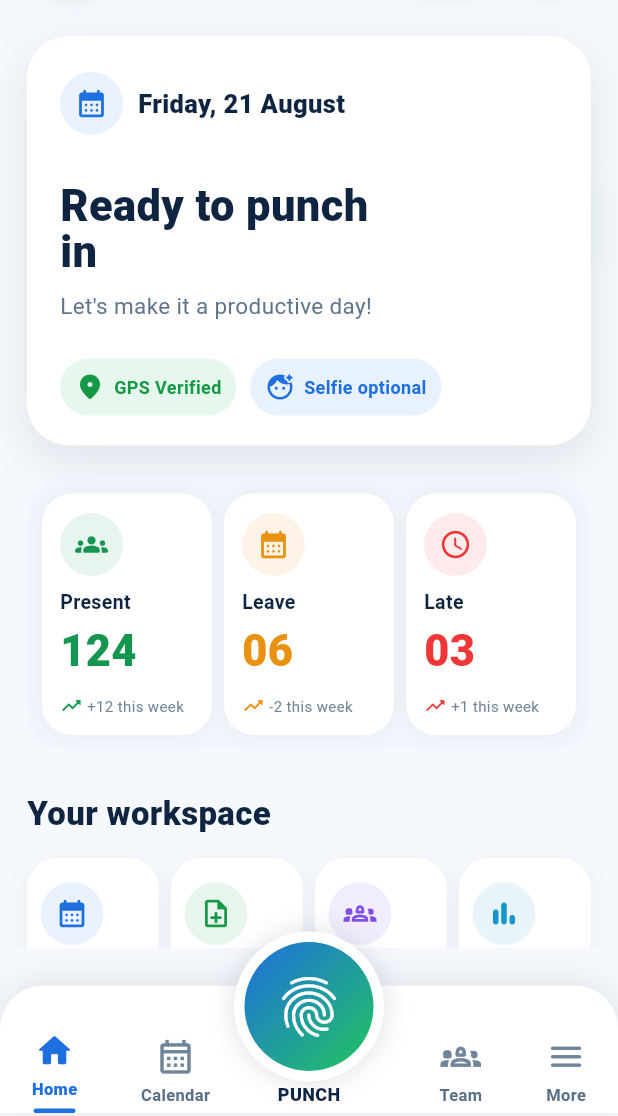
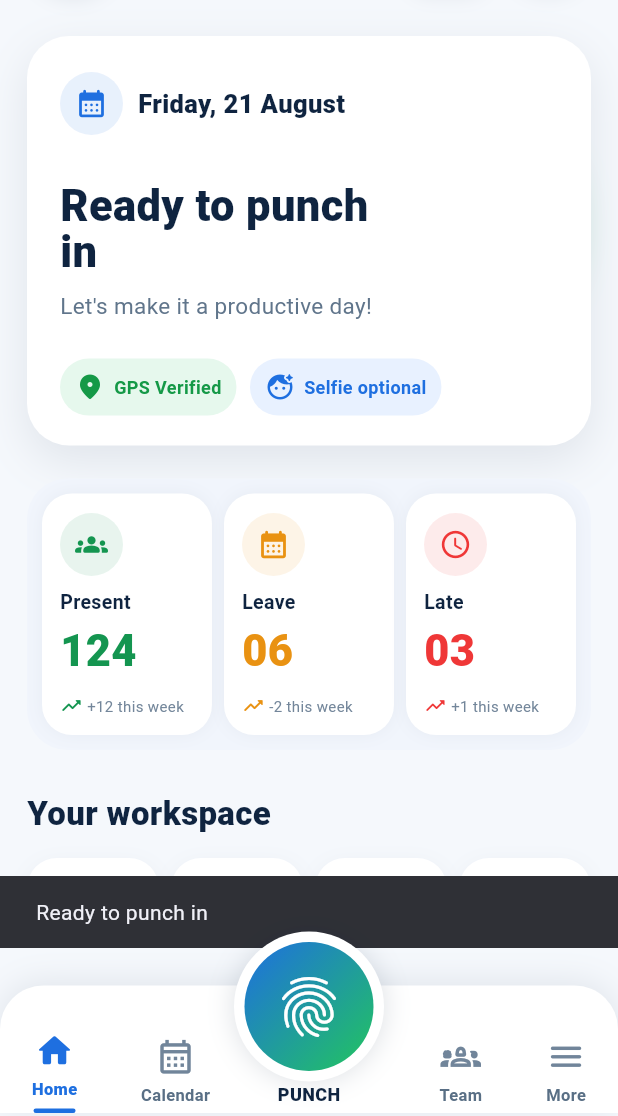
Before and after one commit to manjotkhehra74-cloud/FlavourFlow-1.2, a Flutter app: the screen it shows after launch, after a tap on the "fingerprint" icon, on a phone screen of 412 x 824 dp, the part 120-1236 px from its top. Run offline on Flutter 3.47's test engine with Material 3 defaults, Android fonts, the phone set to English and light mode, and no system bars; our stand-ins replace shared_preferences; statements that could not run were skipped.

Commit message:
feat: wire attendance navigation and punch actions
Co-authored-by: arena-agent <297053741+arena-agent@users.noreply.github.com>

```diff
--- a/mobile/lib/features/dashboard/dashboard_screen.dart
+++ b/mobile/lib/features/dashboard/dashboard_screen.dart
@@ -3,6 +3,7 @@ import 'package:flutter/material.dart';
 import '../../core/app_settings_controller.dart';
 import '../../core/i18n.dart';
 import '../../core/theme.dart';
+import '../attendance/attendance_screen.dart';
 
 class DashboardScreen extends StatelessWidget {
   const DashboardScreen({super.key, required this.settings});
@@ -20,9 +21,9 @@ class DashboardScreen extends StatelessWidget {
       SizedBox(height: 27),
       _WorkspaceTitle(),
       SizedBox(height: 14),
-      _ReferenceWorkspace(),
+      _ReferenceWorkspace(onAttendance: () => Navigator.of(context).push(MaterialPageRoute(builder: (_) => const AttendanceScreen()))),
     ])),
-    bottomNavigationBar: const _ReferenceBottomNav(),
+    bottomNavigationBar: _ReferenceBottomNav(onCalendar: () => Navigator.of(context).push(MaterialPageRoute(builder: (_) => const AttendanceScreen()))),
   );
 }
 
@@ -72,7 +73,7 @@ class _ReferencePunchCard extends StatelessWidget {
         ]),
       ]),
       Positioned(right: 0, top: 31, child: InkWell(
-        onTap: () {},
+        onTap: () => ScaffoldMessenger.of(context).showSnackBar(SnackBar(content: Text(tr('ready_to_punch')))),
         borderRadius: BorderRadius.circular(76),
         child: Ink(width: 143, height: 143, decoration: BoxDecoration(shape: BoxShape.circle, gradient: const LinearGradient(colors: [HRMateTheme.blue, HRMateTheme.green], begin: Alignment.topLeft, end: Alignment.bottomRight), border: Border.all(color: Colors.white, width: 6), boxShadow: const [BoxShadow(color: Color(0x4422C55E), blurRadius: 24, spreadRadius: 5)]), child: const Icon(Icons.fingerprint_rounded, color: Colors.white, size: 72)),
       )),
@@ -136,45 +137,49 @@ class _WorkspaceTitle extends StatelessWidget {
 }
 
 class _ReferenceWorkspace extends StatelessWidget {
-  const _ReferenceWorkspace();
+  const _ReferenceWorkspace({required this.onAttendance});
+  final VoidCallback onAttendance;
   @override
-  Widget build(BuildContext context) => Row(children: const [
-    Expanded(child: _WorkspaceItem(icon: Icons.calendar_month_rounded, labelKey: 'attendance', subKey: 'view_history', color: HRMateTheme.blue)),
-    SizedBox(width: 8),
-    Expanded(child: _WorkspaceItem(icon: Icons.note_add_outlined, labelKey: 'apply_leave', subKey: 'request_time_off', color: Color(0xFF159947))),
-    SizedBox(width: 8),
-    Expanded(child: _WorkspaceItem(icon: Icons.groups_2_outlined, labelKey: 'my_team', subKey: 'team_overview', color: Color(0xFF814FE8))),
-    SizedBox(width: 8),
-    Expanded(child: _WorkspaceItem(icon: Icons.bar_chart_rounded, labelKey: 'reports', subKey: 'insights_stats', color: Color(0xFF1596CA))),
+  Widget build(BuildContext context) => Row(children: [
+    Expanded(child: _WorkspaceItem(icon: Icons.calendar_month_rounded, labelKey: 'attendance', subKey: 'view_history', color: HRMateTheme.blue, onTap: onAttendance)),
+    const SizedBox(width: 8),
+    const Expanded(child: _WorkspaceItem(icon: Icons.note_add_outlined, labelKey: 'apply_leave', subKey: 'request_time_off', color: Color(0xFF159947))),
+    const SizedBox(width: 8),
+    const Expanded(child: _WorkspaceItem(icon: Icons.groups_2_outlined, labelKey: 'my_team', subKey: 'team_overview', color: Color(0xFF814FE8))),
+    const SizedBox(width: 8),
+    const Expanded(child: _WorkspaceItem(icon: Icons.bar_chart_rounded, labelKey: 'reports', subKey: 'insights_stats', color: Color(0xFF1596CA))),
   ]);
 }
 
 class _WorkspaceItem extends StatelessWidget {
-  const _WorkspaceItem({required this.icon, required this.labelKey, required this.subKey, required this.color});
+  const _WorkspaceItem({required this.icon, required this.labelKey, required this.subKey, required this.color, this.onTap});
   final IconData icon;
   final String labelKey;
   final String subKey;
   final Color color;
+  final VoidCallback? onTap;
   @override
-  Widget build(BuildContext context) => Container(height: 174, padding: const EdgeInsets.fromLTRB(9, 16, 6, 11), decoration: BoxDecoration(color: Colors.white, borderRadius: BorderRadius.circular(20), boxShadow: const [BoxShadow(color: Color(0x0D0F2440), blurRadius: 12, offset: Offset(0, 4))]), child: Column(crossAxisAlignment: CrossAxisAlignment.start, children: [_SoftIcon(icon: icon, color: color), const Spacer(), Text(tr(labelKey), maxLines: 2, style: const TextStyle(color: Color(0xFF0F2440), fontWeight: FontWeight.w800, fontSize: 11)), const SizedBox(height: 4), Text(tr(subKey), maxLines: 2, style: const TextStyle(color: Color(0xFF7B8DA1), fontSize: 9))]));
+  Widget build(BuildContext context) => InkWell(onTap: onTap, borderRadius: BorderRadius.circular(20), child: Container(height: 174, padding: const EdgeInsets.fromLTRB(9, 16, 6, 11), decoration: BoxDecoration(color: Colors.white, borderRadius: BorderRadius.circular(20), boxShadow: const [BoxShadow(color: Color(0x0D0F2440), blurRadius: 12, offset: Offset(0, 4))]), child: Column(crossAxisAlignment: CrossAxisAlignment.start, children: [_SoftIcon(icon: icon, color: color), const Spacer(), Text(tr(labelKey), maxLines: 2, style: const TextStyle(color: Color(0xFF0F2440), fontWeight: FontWeight.w800, fontSize: 11)), const SizedBox(height: 4), Text(tr(subKey), maxLines: 2, style: const TextStyle(color: Color(0xFF7B8DA1), fontSize: 9))])));
 }
 
 class _ReferenceBottomNav extends StatelessWidget {
-  const _ReferenceBottomNav();
+  const _ReferenceBottomNav({required this.onCalendar});
+  final VoidCallback onCalendar;
   @override
   Widget build(BuildContext context) => SizedBox(height: 112, child: Stack(clipBehavior: Clip.none, alignment: Alignment.topCenter, children: [
-    Container(margin: const EdgeInsets.only(top: 25), decoration: const BoxDecoration(color: Colors.white, borderRadius: BorderRadius.vertical(top: Radius.circular(29)), boxShadow: [BoxShadow(color: Color(0x180F2440), blurRadius: 18, offset: Offset(0, -2))]), child: const Row(mainAxisAlignment: MainAxisAlignment.spaceAround, children: [
-      _NavEntry(icon: Icons.home_rounded, labelKey: 'home', active: true), _NavEntry(icon: Icons.calendar_month_outlined, labelKey: 'calendar', active: false), SizedBox(width: 68), _NavEntry(icon: Icons.groups_2_outlined, labelKey: 'team', active: false), _NavEntry(icon: Icons.menu_rounded, labelKey: 'more', active: false),
+    Container(margin: const EdgeInsets.only(top: 25), decoration: const BoxDecoration(color: Colors.white, borderRadius: BorderRadius.vertical(top: Radius.circular(29)), boxShadow: [BoxShadow(color: Color(0x180F2440), blurRadius: 18, offset: Offset(0, -2))]), child: Row(mainAxisAlignment: MainAxisAlignment.spaceAround, children: [
+      const _NavEntry(icon: Icons.home_rounded, labelKey: 'home', active: true), _NavEntry(icon: Icons.calendar_month_outlined, labelKey: 'calendar', active: false, onTap: onCalendar), const SizedBox(width: 68), const _NavEntry(icon: Icons.groups_2_outlined, labelKey: 'team', active: false), const _NavEntry(icon: Icons.menu_rounded, labelKey: 'more', active: false),
     ])),
     Positioned(top: -11, child: Column(children: [Container(width: 100, height: 100, padding: const EdgeInsets.all(7), decoration: const BoxDecoration(shape: BoxShape.circle, color: Colors.white, boxShadow: [BoxShadow(color: Color(0x250F2440), blurRadius: 15)]), child: Container(decoration: const BoxDecoration(shape: BoxShape.circle, gradient: LinearGradient(colors: [HRMateTheme.blue, HRMateTheme.green], begin: Alignment.topLeft, end: Alignment.bottomRight)), child: const Icon(Icons.fingerprint_rounded, color: Colors.white, size: 48))), Text(tr('punch'), style: const TextStyle(color: Color(0xFF0F2440), fontWeight: FontWeight.w800, fontSize: 12))])),
   ]));
 }
 
 class _NavEntry extends StatelessWidget {
-  const _NavEntry({required this.icon, required this.labelKey, required this.active});
+  const _NavEntry({required this.icon, required this.labelKey, required this.active, this.onTap});
   final IconData icon;
   final String labelKey;
   final bool active;
+  final VoidCallback? onTap;
   @override
-  Widget build(BuildContext context) => Padding(padding: const EdgeInsets.only(top: 30), child: Column(mainAxisSize: MainAxisSize.min, children: [Icon(icon, color: active ? HRMateTheme.blue : const Color(0xFF71859A), size: 27), const SizedBox(height: 4), Text(tr(labelKey), style: TextStyle(color: active ? HRMateTheme.blue : const Color(0xFF596F85), fontWeight: active ? FontWeight.w800 : FontWeight.w600, fontSize: 11)), if (active) Container(margin: const EdgeInsets.only(top: 5), height: 3, width: 28, decoration: BoxDecoration(color: HRMateTheme.blue, borderRadius: BorderRadius.circular(4)))]));
+  Widget build(BuildContext context) => InkWell(onTap: onTap, child: Padding(padding: const EdgeInsets.only(top: 30), child: Column(mainAxisSize: MainAxisSize.min, children: [Icon(icon, color: active ? HRMateTheme.blue : const Color(0xFF71859A), size: 27), const SizedBox(height: 4), Text(tr(labelKey), style: TextStyle(color: active ? HRMateTheme.blue : const Color(0xFF596F85), fontWeight: active ? FontWeight.w800 : FontWeight.w600, fontSize: 11)), if (active) Container(margin: const EdgeInsets.only(top: 5), height: 3, width: 28, decoration: BoxDecoration(color: HRMateTheme.blue, borderRadius: BorderRadius.circular(4)))])));
 }
```
Also changed, not shown: mobile/lib/features/attendance/attendance_screen.dart (added, +72 -0 lines).
